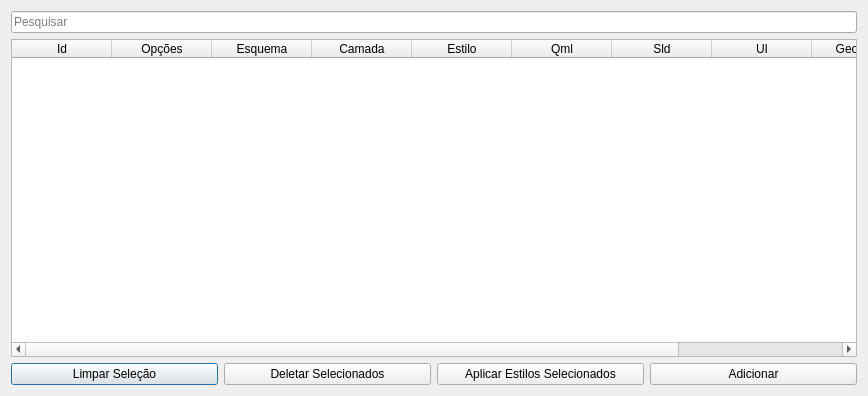
dsgoficial/SAP_Gerente, file uis/mStyles.ui: the form before one commit.
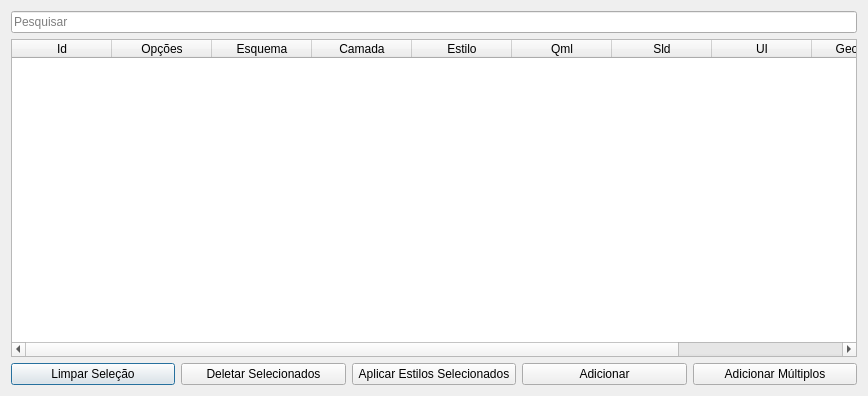
The form after the commit.

Patch:
```diff
--- a/uis/mStyles.ui
+++ b/uis/mStyles.ui
@@ -105,6 +105,13 @@
        </property>
       </widget>
      </item>
+     <item>
+      <widget class="QPushButton" name="addLotFormBtn">
+       <property name="text">
+        <string>Adicionar Múltiplos</string>
+       </property>
+      </widget>
+     </item>
     </layout>
    </item>
   </layout>
```
